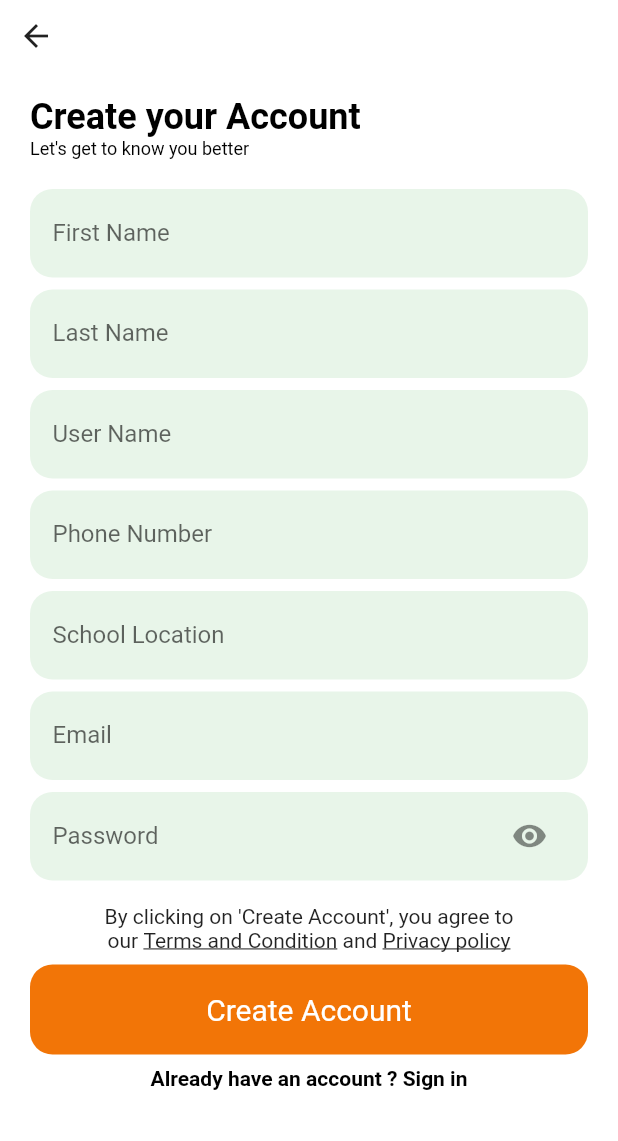
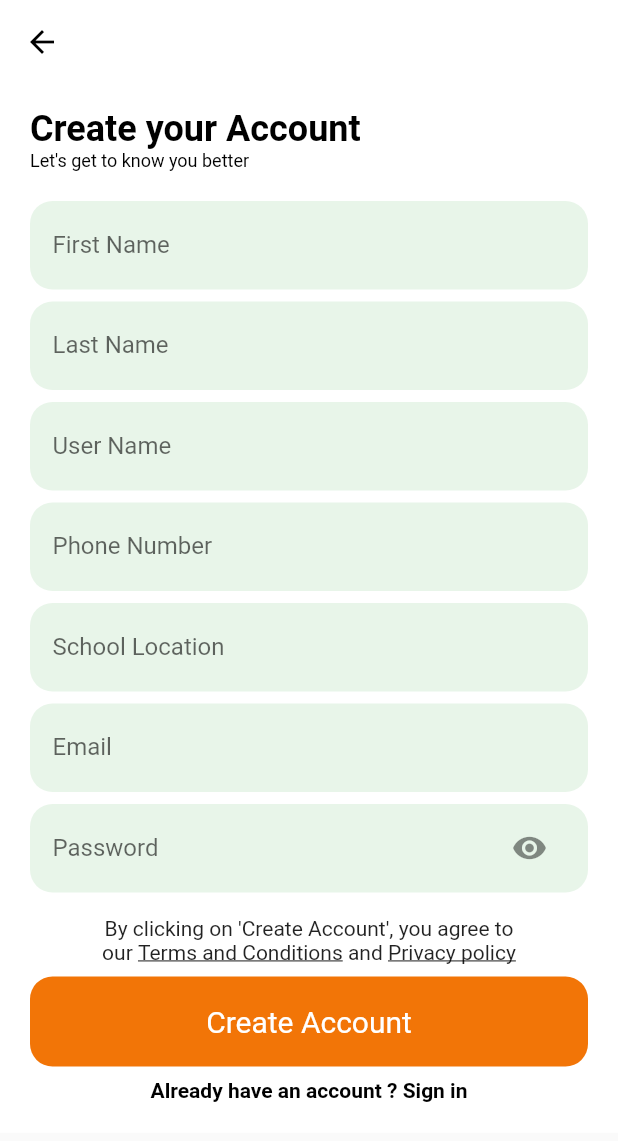
Before and after one commit to ohstelng/ohstel_app, a Flutter app: the screen it shows after launch, after a tap on "Sign In", after a tap on "Forgot Password ? or Sign up", on a phone screen of 412 x 824 dp. Shown: the top 1141 px of the screen. Run offline on Flutter 3.47's test engine with Material 2 defaults, Android fonts, the phone set to English and light mode, and no system bars; our stand-ins replace carousel_pro, carousel_slider, cloud_firestore, extended_image, firebase_auth, flutter_datetime_picker and 4 more; missing offline and left inert: autocomplete_textfield, flutter_paystack, paginate_firestore; accounts and stored records are empty.

```diff
--- a/lib/auth/pages/login_page.dart
+++ b/lib/auth/pages/login_page.dart
@@ -81,6 +81,7 @@ class _LogInPageState extends State<LogInPage> {
     );
   }
 
+  var _user = "Timmy";
   bool _obscureText = true;
   BoxDecoration _textField = BoxDecoration(
     borderRadius: BorderRadius.circular(15),
@@ -111,14 +112,14 @@ class _LogInPageState extends State<LogInPage> {
                             Row(
                               children: <Widget>[
                                 Text(
-                                  'Welcome,',
+                                  'Welcome, ',
                                   style: TextStyle(
                                       color: Colors.black,
                                       fontSize: 24.0,
                                       fontWeight: FontWeight.normal),
                                 ),
                                 Text(
-                                  ' Timmy',
+                                  "$_user",
                                   style: TextStyle(
                                       color: Colors.black,
                                       fontSize: 24.0,
--- a/lib/auth/pages/sigup_page.dart
+++ b/lib/auth/pages/sigup_page.dart
@@ -77,9 +77,19 @@ class _SignUpPageState extends State<SignUpPage> {
   @override
   Widget build(BuildContext context) {
     return Scaffold(
+      appBar: AppBar(
+          backgroundColor: Colors.white,
+          elevation: 0,
+          leading: IconButton(
+              icon: Icon(
+                Icons.arrow_back,
+                color: Colors.black,
+              ),
+              onPressed: () => widget.toggleView())),
       resizeToAvoidBottomPadding: false,
       body: loading == false
-          ? Container(
+          ? SingleChildScrollView(
+              child: Container(
                 color: Colors.white,
                 child: Form(
                   key: formKey,
@@ -87,8 +97,6 @@ class _SignUpPageState extends State<SignUpPage> {
                     child: Column(
                       crossAxisAlignment: CrossAxisAlignment.start,
                       children: <Widget>[
-                      IconButton(
-                          icon: Icon(Icons.arrow_back), onPressed: () {}),
                         SizedBox(height: 16),
                         Container(
                             padding: EdgeInsets.symmetric(horizontal: 20),
@@ -136,7 +144,8 @@ class _SignUpPageState extends State<SignUpPage> {
                                       border: InputBorder.none,
                                       labelText: 'First Name',
                                     ),
-                                  onSaved: (value) => firstName = value.trim(),
+                                    onSaved: (value) =>
+                                        firstName = value.trim(),
                                   ),
                                   padding: EdgeInsets.symmetric(horizontal: 15),
                                 ),
@@ -159,7 +168,8 @@ class _SignUpPageState extends State<SignUpPage> {
                                       decoration: InputDecoration(
                                           labelText: 'Last Name',
                                           border: InputBorder.none),
-                                    onSaved: (value) => lastName = value.trim(),
+                                      onSaved: (value) =>
+                                          lastName = value.trim(),
                                     ),
                                   ),
                                 ),
@@ -184,7 +194,8 @@ class _SignUpPageState extends State<SignUpPage> {
                                       decoration: InputDecoration(
                                           labelText: 'User Name',
                                           border: InputBorder.none),
-                                    onSaved: (value) => userName = value.trim(),
+                                      onSaved: (value) =>
+                                          userName = value.trim(),
                                     ),
                                   ),
                                 ),
@@ -304,14 +315,26 @@ class _SignUpPageState extends State<SignUpPage> {
                                   ),
                                 ),
                                 SizedBox(height: 16),
-                        Text("By clicking on 'Create Account', you agree to"),
-                        Row(mainAxisAlignment: MainAxisAlignment.center,
+                                Text(
+                                    "By clicking on 'Create Account', you agree to"),
+                                Row(
+                                  mainAxisAlignment: MainAxisAlignment.center,
                                   children: <Widget>[
                                     Text('our '),
-                            Text('Terms and Condition', style: _underline,)
-                            , Text(' and '),
-                            Text('Privacy policy', style: _underline,)],),
-                        SizedBox(height: 8,),
+                                    Text(
+                                      'Terms and Conditions',
+                                      style: _underline,
+                                    ),
+                                    Text(' and '),
+                                    Text(
+                                      'Privacy policy',
+                                      style: _underline,
+                                    )
+                                  ],
+                                ),
+                                SizedBox(
+                                  height: 8,
+                                ),
                                 signUpButton(),
                                 SizedBox(height: 8),
                                 logInButton(),
@@ -320,6 +343,7 @@ class _SignUpPageState extends State<SignUpPage> {
                           ),
                         ),
                       ],
+                    ),
                   ),
                 ),
               ),
```
Lines whose indentation alone changed are shown as unchanged.
